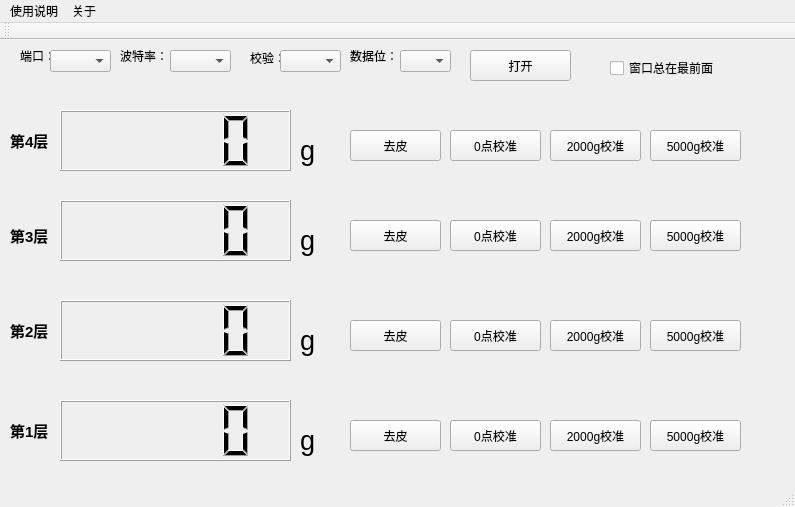
First picture: the form in iw_visual_terminal/mainwindow.ui, repository BobDeng1974/qt_iw_visual_terminal, before the edit.
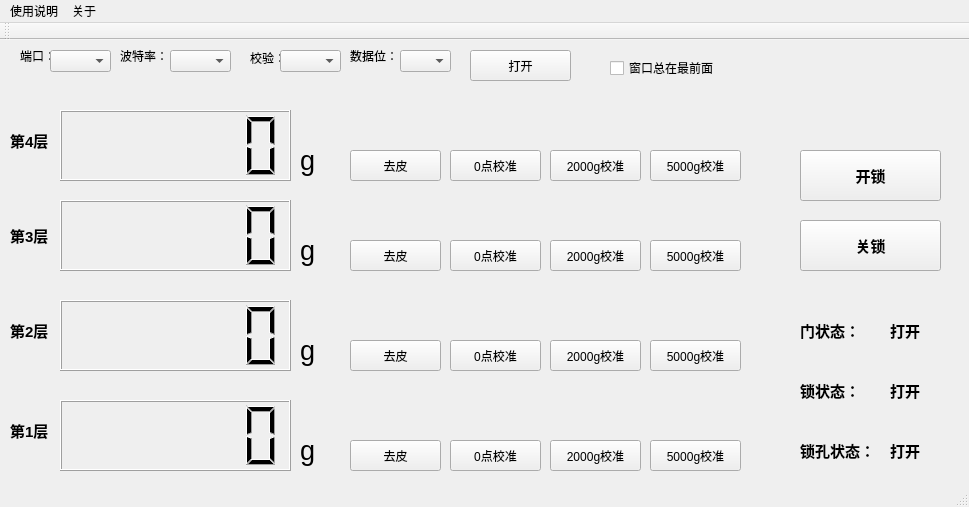
Second picture: the form after the edit.

Diff of the .ui file:
```diff
--- a/iw_visual_terminal/mainwindow.ui
+++ b/iw_visual_terminal/mainwindow.ui
@@ -6,10 +6,28 @@
    <rect>
     <x>0</x>
     <y>0</y>
-    <width>795</width>
+    <width>969</width>
     <height>507</height>
    </rect>
   </property>
+  <property name="minimumSize">
+   <size>
+    <width>969</width>
+    <height>507</height>
+   </size>
+  </property>
+  <property name="maximumSize">
+   <size>
+    <width>969</width>
+    <height>507</height>
+   </size>
+  </property>
+  <property name="baseSize">
+   <size>
+    <width>969</width>
+    <height>507</height>
+   </size>
+  </property>
   <property name="font">
    <font>
     <pointsize>9</pointsize>
@@ -27,9 +45,12 @@
       <x>60</x>
       <y>70</y>
       <width>231</width>
-      <height>61</height>
+      <height>71</height>
      </rect>
     </property>
+    <property name="digitCount">
+     <number>6</number>
+    </property>
    </widget>
    <widget class="QLCDNumber" name="display_3">
     <property name="geometry">
@@ -37,9 +58,12 @@
       <x>60</x>
       <y>160</y>
       <width>231</width>
-      <height>61</height>
+      <height>71</height>
      </rect>
     </property>
+    <property name="digitCount">
+     <number>6</number>
+    </property>
    </widget>
    <widget class="QLCDNumber" name="display_2">
     <property name="geometry">
@@ -47,9 +71,12 @@
       <x>60</x>
       <y>260</y>
       <width>231</width>
-      <height>61</height>
+      <height>71</height>
      </rect>
     </property>
+    <property name="digitCount">
+     <number>6</number>
+    </property>
    </widget>
    <widget class="QLCDNumber" name="display_1">
     <property name="geometry">
@@ -57,9 +84,12 @@
       <x>60</x>
       <y>360</y>
       <width>231</width>
-      <height>61</height>
+      <height>71</height>
      </rect>
     </property>
+    <property name="digitCount">
+     <number>6</number>
+    </property>
    </widget>
    <widget class="QLabel" name="label">
     <property name="geometry">
@@ -257,7 +287,7 @@
     <property name="geometry">
      <rect>
       <x>300</x>
-      <y>90</y>
+      <y>100</y>
       <width>31</width>
       <height>41</height>
      </rect>
@@ -278,7 +308,7 @@
     <property name="geometry">
      <rect>
       <x>300</x>
-      <y>180</y>
+      <y>190</y>
       <width>21</width>
       <height>41</height>
      </rect>
@@ -299,7 +329,7 @@
     <property name="geometry">
      <rect>
       <x>300</x>
-      <y>280</y>
+      <y>290</y>
       <width>21</width>
       <height>41</height>
      </rect>
@@ -320,7 +350,7 @@
     <property name="geometry">
      <rect>
       <x>300</x>
-      <y>380</y>
+      <y>390</y>
       <width>21</width>
       <height>41</height>
      </rect>
@@ -341,7 +371,7 @@
     <property name="geometry">
      <rect>
       <x>350</x>
-      <y>90</y>
+      <y>110</y>
       <width>91</width>
       <height>31</height>
      </rect>
@@ -354,7 +384,7 @@
     <property name="geometry">
      <rect>
       <x>450</x>
-      <y>90</y>
+      <y>110</y>
       <width>91</width>
       <height>31</height>
      </rect>
@@ -367,7 +397,7 @@
     <property name="geometry">
      <rect>
       <x>550</x>
-      <y>90</y>
+      <y>110</y>
       <width>91</width>
       <height>31</height>
      </rect>
@@ -380,7 +410,7 @@
     <property name="geometry">
      <rect>
       <x>650</x>
-      <y>90</y>
+      <y>110</y>
       <width>91</width>
       <height>31</height>
      </rect>
@@ -393,7 +423,7 @@
     <property name="geometry">
      <rect>
       <x>650</x>
-      <y>180</y>
+      <y>200</y>
       <width>91</width>
       <height>31</height>
      </rect>
@@ -406,7 +436,7 @@
     <property name="geometry">
      <rect>
       <x>550</x>
-      <y>180</y>
+      <y>200</y>
       <width>91</width>
       <height>31</height>
      </rect>
@@ -419,7 +449,7 @@
     <property name="geometry">
      <rect>
       <x>350</x>
-      <y>180</y>
+      <y>200</y>
       <width>91</width>
       <height>31</height>
      </rect>
@@ -432,7 +462,7 @@
     <property name="geometry">
      <rect>
       <x>450</x>
-      <y>180</y>
+      <y>200</y>
       <width>91</width>
       <height>31</height>
      </rect>
@@ -445,7 +475,7 @@
     <property name="geometry">
      <rect>
       <x>650</x>
-      <y>280</y>
+      <y>300</y>
       <width>91</width>
       <height>31</height>
      </rect>
@@ -458,7 +488,7 @@
     <property name="geometry">
      <rect>
       <x>550</x>
-      <y>280</y>
+      <y>300</y>
       <width>91</width>
       <height>31</height>
      </rect>
@@ -471,7 +501,7 @@
     <property name="geometry">
      <rect>
       <x>350</x>
-      <y>280</y>
+      <y>300</y>
       <width>91</width>
       <height>31</height>
      </rect>
@@ -484,7 +514,7 @@
     <property name="geometry">
      <rect>
       <x>450</x>
-      <y>280</y>
+      <y>300</y>
       <width>91</width>
       <height>31</height>
      </rect>
@@ -497,7 +527,7 @@
     <property name="geometry">
      <rect>
       <x>650</x>
-      <y>380</y>
+      <y>400</y>
       <width>91</width>
       <height>31</height>
      </rect>
@@ -510,7 +540,7 @@
     <property name="geometry">
      <rect>
       <x>550</x>
-      <y>380</y>
+      <y>400</y>
       <width>91</width>
       <height>31</height>
      </rect>
@@ -523,7 +553,7 @@
     <property name="geometry">
      <rect>
       <x>350</x>
-      <y>380</y>
+      <y>400</y>
       <width>91</width>
       <height>31</height>
      </rect>
@@ -536,7 +566,7 @@
     <property name="geometry">
      <rect>
       <x>450</x>
-      <y>380</y>
+      <y>400</y>
       <width>91</width>
       <height>31</height>
      </rect>
@@ -558,6 +588,174 @@
      <string>窗口总在最前面</string>
     </property>
    </widget>
+   <widget class="QLabel" name="door_status">
+    <property name="geometry">
+     <rect>
+      <x>800</x>
+      <y>260</y>
+      <width>61</width>
+      <height>61</height>
+     </rect>
+    </property>
+    <property name="font">
+     <font>
+      <family>Arial</family>
+      <pointsize>11</pointsize>
+      <weight>75</weight>
+      <bold>true</bold>
+     </font>
+    </property>
+    <property name="text">
+     <string>门状态：</string>
+    </property>
+   </widget>
+   <widget class="QPushButton" name="open_lock_button">
+    <property name="geometry">
+     <rect>
+      <x>800</x>
+      <y>110</y>
+      <width>141</width>
+      <height>51</height>
+     </rect>
+    </property>
+    <property name="font">
+     <font>
+      <family>Arial</family>
+      <pointsize>11</pointsize>
+      <weight>75</weight>
+      <bold>true</bold>
+     </font>
+    </property>
+    <property name="text">
+     <string>开锁</string>
+    </property>
+   </widget>
+   <widget class="QPushButton" name="close_lock_button">
+    <property name="geometry">
+     <rect>
+      <x>800</x>
+      <y>180</y>
+      <width>141</width>
+      <height>51</height>
+     </rect>
+    </property>
+    <property name="font">
+     <font>
+      <family>Arial</family>
+      <pointsize>11</pointsize>
+      <weight>75</weight>
+      <bold>true</bold>
+     </font>
+    </property>
+    <property name="text">
+     <string>关锁</string>
+    </property>
+   </widget>
+   <widget class="QLabel" name="door_status_display">
+    <property name="geometry">
+     <rect>
+      <x>890</x>
+      <y>260</y>
+      <width>61</width>
+      <height>61</height>
+     </rect>
+    </property>
+    <property name="font">
+     <font>
+      <family>Arial</family>
+      <pointsize>11</pointsize>
+      <weight>75</weight>
+      <bold>true</bold>
+     </font>
+    </property>
+    <property name="text">
+     <string>打开</string>
+    </property>
+   </widget>
+   <widget class="QLabel" name="lock_status">
+    <property name="geometry">
+     <rect>
+      <x>800</x>
+      <y>320</y>
+      <width>61</width>
+      <height>61</height>
+     </rect>
+    </property>
+    <property name="font">
+     <font>
+      <family>Arial</family>
+      <pointsize>11</pointsize>
+      <weight>75</weight>
+      <bold>true</bold>
+     </font>
+    </property>
+    <property name="text">
+     <string>锁状态：</string>
+    </property>
+   </widget>
+   <widget class="QLabel" name="lock_status_display">
+    <property name="geometry">
+     <rect>
+      <x>890</x>
+      <y>320</y>
+      <width>61</width>
+      <height>61</height>
+     </rect>
+    </property>
+    <property name="font">
+     <font>
+      <family>Arial</family>
+      <pointsize>11</pointsize>
+      <weight>75</weight>
+      <bold>true</bold>
+     </font>
+    </property>
+    <property name="text">
+     <string>打开</string>
+    </property>
+   </widget>
+   <widget class="QLabel" name="hole_status">
+    <property name="geometry">
+     <rect>
+      <x>800</x>
+      <y>380</y>
+      <width>81</width>
+      <height>61</height>
+     </rect>
+    </property>
+    <property name="font">
+     <font>
+      <family>Arial</family>
+      <pointsize>11</pointsize>
+      <weight>75</weight>
+      <bold>true</bold>
+     </font>
+    </property>
+    <property name="text">
+     <string>锁孔状态：</string>
+    </property>
+   </widget>
+   <widget class="QLabel" name="hole_status_display">
+    <property name="geometry">
+     <rect>
+      <x>890</x>
+      <y>380</y>
+      <width>61</width>
+      <height>61</height>
+     </rect>
+    </property>
+    <property name="font">
+     <font>
+      <family>Arial</family>
+      <pointsize>11</pointsize>
+      <weight>75</weight>
+      <bold>true</bold>
+     </font>
+    </property>
+    <property name="text">
+     <string>打开</string>
+    </property>
+   </widget>
   </widget>
   <widget class="QToolBar" name="mainToolBar">
    <attribute name="toolBarArea">
@@ -573,7 +771,7 @@
     <rect>
      <x>0</x>
      <y>0</y>
-     <width>795</width>
+     <width>969</width>
      <height>23</height>
     </rect>
    </property>
```
